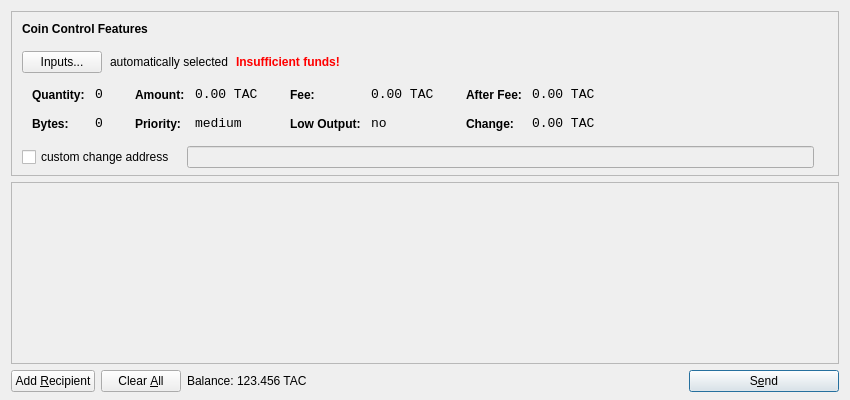
talkcoin/talkcoin-wallet, file src/qt/forms/sendcoinsdialog.ui: the form before one commit.
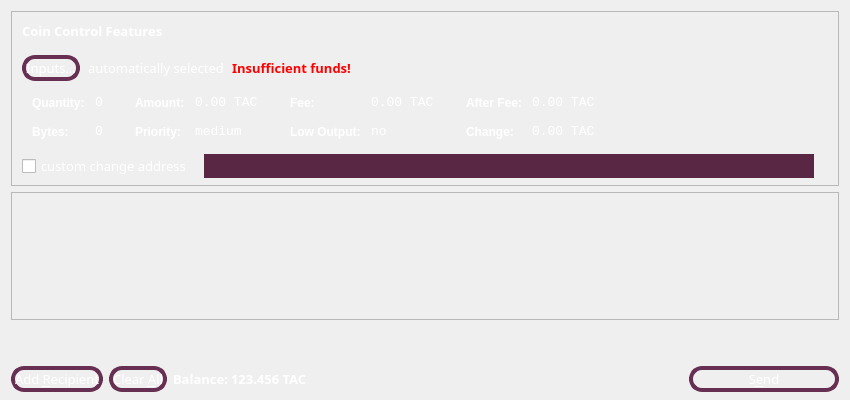
The form after the commit. Icons and pictures are not drawn.

```diff
--- a/src/qt/forms/sendcoinsdialog.ui
+++ b/src/qt/forms/sendcoinsdialog.ui
@@ -10,10 +10,20 @@
     <height>400</height>
    </rect>
   </property>
+  <property name="font">
+   <font>
+    <family>Gill Sans MT</family>
+    <pointsize>10</pointsize>
+   </font>
+  </property>
   <property name="windowTitle">
    <string>Send Coins</string>
   </property>
-  <layout class="QVBoxLayout" name="verticalLayout" stretch="0,1,0">
+  <property name="styleSheet">
+   <string notr="true">color: rgb(255, 255, 255);
+</string>
+  </property>
+  <layout class="QVBoxLayout" name="verticalLayout" stretch="0,1,0,0">
    <property name="bottomMargin">
     <number>8</number>
    </property>
@@ -39,7 +49,7 @@
      </property>
      <layout class="QVBoxLayout" name="verticalLayoutCoinControl2">
       <property name="spacing">
-       <number>-1</number>
+       <number>6</number>
       </property>
       <property name="leftMargin">
        <number>0</number>
@@ -79,6 +89,8 @@
             </property>
             <property name="font">
              <font>
+              <family>Gill Sans MT</family>
+              <pointsize>10</pointsize>
               <weight>75</weight>
               <bold>true</bold>
              </font>
@@ -103,8 +115,26 @@
           </property>
           <item>
            <widget class="QPushButton" name="pushButtonCoinControl">
+            <property name="font">
+             <font>
+              <family>Gill Sans MT</family>
+              <pointsize>10</pointsize>
+             </font>
+            </property>
             <property name="styleSheet">
-             <string notr="true"/>
+             <string notr="true">QPushButton{
+border: 4px solid;
+border-radius: 13px;
+border-color: rgb(103,47,82);}
+QToolTip {
+     color: white;
+     font-size:9pt;font-family:'Gill Sans MT';
+     border: 4px solid ;
+     border-radius: 13px;
+     opacity: 700;
+     border-color: rgb(89,38,68);
+     background-color: rgb(62,29,67);
+ }</string>
             </property>
             <property name="text">
              <string>Inputs...</string>
@@ -113,6 +143,12 @@
           </item>
           <item>
            <widget class="QLabel" name="labelCoinControlAutomaticallySelected">
+            <property name="font">
+             <font>
+              <family>Gill Sans MT</family>
+              <pointsize>10</pointsize>
+             </font>
+            </property>
             <property name="text">
              <string>automatically selected</string>
             </property>
@@ -125,6 +161,8 @@
            <widget class="QLabel" name="labelCoinControlInsuffFunds">
             <property name="font">
              <font>
+              <family>Gill Sans MT</family>
+              <pointsize>10</pointsize>
               <weight>75</weight>
               <bold>true</bold>
              </font>
@@ -555,6 +593,15 @@
           </property>
           <item>
            <widget class="QCheckBox" name="checkBoxCoinControlChange">
+            <property name="font">
+             <font>
+              <family>Gill Sans MT</family>
+              <pointsize>10</pointsize>
+             </font>
+            </property>
+            <property name="autoFillBackground">
+             <bool>false</bool>
+            </property>
             <property name="text">
              <string>custom change address</string>
             </property>
@@ -571,6 +618,41 @@
               <verstretch>0</verstretch>
              </sizepolicy>
             </property>
+            <property name="font">
+             <font>
+              <family>Gill Sans MT</family>
+              <pointsize>11</pointsize>
+             </font>
+            </property>
+            <property name="autoFillBackground">
+             <bool>false</bool>
+            </property>
+            <property name="styleSheet">
+             <string notr="true">QLineEdit {
+background-color: rgb(89,38,68);
+font-size:11pt;font-family:'Gill Sans MT';
+color: white;
+}
+QLineEdit:hover {
+background-color: rgb(89,38,68);
+font-size:11pt;font-family:'Gill Sans MT';
+color: white;
+}
+
+
+QToolTip {
+     color: white;
+     font-size:9pt;font-family:'Gill Sans MT';
+     border: 4px solid ;
+     border-radius: 13px;
+     opacity: 700;
+     border-color: rgb(89,38,68);
+     background-color: rgb(62,29,67);
+ }</string>
+            </property>
+            <property name="frame">
+             <bool>false</bool>
+            </property>
            </widget>
           </item>
           <item>
@@ -626,7 +708,7 @@
         <x>0</x>
         <y>0</y>
         <width>830</width>
-        <height>165</height>
+        <height>113</height>
        </rect>
       </property>
       <layout class="QVBoxLayout" name="verticalLayout_2">
@@ -657,6 +739,19 @@
      </widget>
     </widget>
    </item>
+   <item>
+    <spacer name="verticalSpacer_2">
+     <property name="orientation">
+      <enum>Qt::Vertical</enum>
+     </property>
+     <property name="sizeHint" stdset="0">
+      <size>
+       <width>20</width>
+       <height>40</height>
+      </size>
+     </property>
+    </spacer>
+   </item>
    <item>
     <layout class="QHBoxLayout" name="horizontalLayout">
      <item>
@@ -664,6 +759,12 @@
        <property name="toolTip">
         <string>Send to multiple recipients at once</string>
        </property>
+       <property name="styleSheet">
+        <string notr="true">QPushButton{
+border: 4px solid;
+border-radius: 13px;
+border-color: rgb(103,47,82);}</string>
+       </property>
        <property name="text">
         <string>Add &amp;Recipient</string>
        </property>
@@ -687,6 +788,12 @@
        <property name="toolTip">
         <string>Remove all transaction fields</string>
        </property>
+       <property name="styleSheet">
+        <string notr="true">QPushButton{
+border: 4px solid;
+border-radius: 13px;
+border-color: rgb(103,47,82);}</string>
+       </property>
        <property name="text">
         <string>Clear &amp;All</string>
        </property>
@@ -709,6 +816,14 @@
        </property>
        <item>
         <widget class="QLabel" name="label">
+         <property name="font">
+          <font>
+           <family>Gill Sans MT</family>
+           <pointsize>10</pointsize>
+           <weight>75</weight>
+           <bold>true</bold>
+          </font>
+         </property>
          <property name="text">
           <string>Balance:</string>
          </property>
@@ -716,6 +831,14 @@
        </item>
        <item>
         <widget class="QLabel" name="labelBalance">
+         <property name="font">
+          <font>
+           <family>Gill Sans MT</family>
+           <pointsize>10</pointsize>
+           <weight>75</weight>
+           <bold>true</bold>
+          </font>
+         </property>
          <property name="cursor">
           <cursorShape>IBeamCursor</cursorShape>
          </property>
@@ -753,6 +876,12 @@
        <property name="toolTip">
         <string>Confirm the send action</string>
        </property>
+       <property name="styleSheet">
+        <string notr="true">QPushButton{
+border: 4px solid;
+border-radius: 13px;
+border-color: rgb(103,47,82);}</string>
+       </property>
        <property name="text">
         <string>S&amp;end</string>
        </property>
```
Left out of the diff: 22 changed lines with no effect on the pictures.
